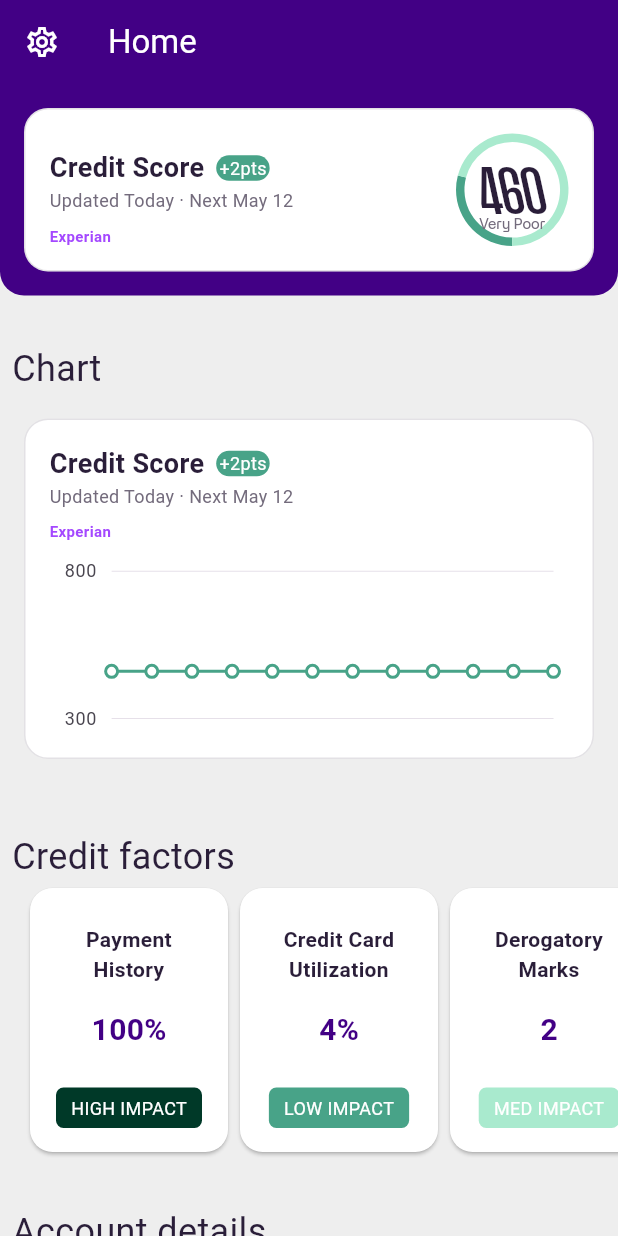
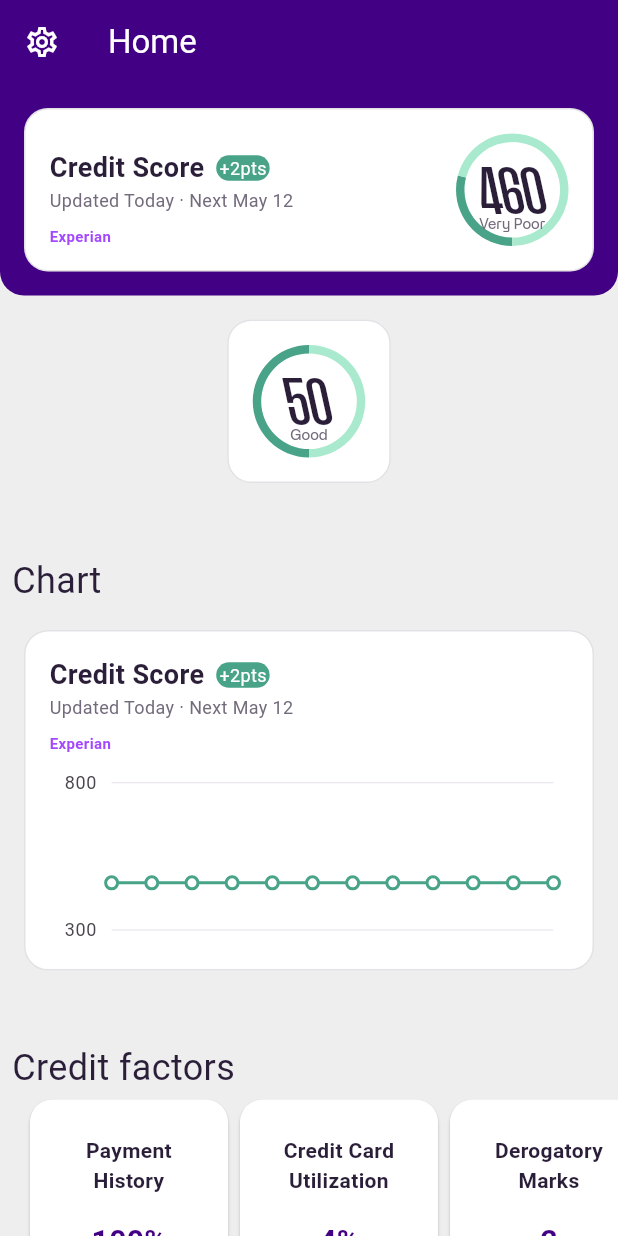
Before and after one commit to zizutg/meetava_pro, a Flutter app: the screen it shows after launch, on a phone screen of 412 x 824 dp. Run offline on Flutter 3.47's test engine with Material 3 defaults, Android fonts, the phone set to English and light mode, and no system bars; our stand-ins replace flutter_riverpod, go_router, riverpod_annotation, syncfusion_flutter_charts, syncfusion_flutter_sliders; missing offline and left inert: syncfusion_flutter_core; generated files the repository leaves out were written again.

Commit message:
Credit utilization in progress, doughnut series refactord

```diff
--- /dev/null
+++ b/lib/src/models/doughnut_series_model.dart
@@ -0,0 +1,8 @@
+class DoughnutSeriesModel {
+  final Map<String, int> seriesData;
+  final int minValue;
+  final int maxValue;
+
+  DoughnutSeriesModel(
+      {this.seriesData = const {'Good': 50},this.minValue = 0, this.maxValue = 100});
+}
--- a/lib/src/ui/screens/home_screen.dart
+++ b/lib/src/ui/screens/home_screen.dart
@@ -2,6 +2,7 @@ import 'package:flutter/material.dart';
 import 'package:flutter_riverpod/flutter_riverpod.dart';
 import 'package:meetava_pro/src/providers/credit_card_factor_provider.dart';
 import 'package:meetava_pro/src/ui/widgets/account_details_widget.dart';
+import 'package:meetava_pro/src/ui/widgets/credit_card_utilization.dart';
 import 'package:meetava_pro/src/ui/widgets/credit_factor_card.dart';
 import 'package:meetava_pro/src/ui/widgets/base_header.dart';
 import 'package:meetava_pro/src/ui/widgets/credit_score_widget.dart';
@@ -36,6 +37,7 @@ class MeetAvaHome extends ConsumerWidget {
           child: Column(
         children: [
           const BaseHeaderWidget(),
+          const CreditCardUtilization(),
           const SectionHeader(title: 'Chart'),
           const CreditScoreWidget(
             atBaseHeader: false,
--- /dev/null
+++ b/lib/src/ui/widgets/credit_card_utilization.dart
@@ -0,0 +1,17 @@
+import 'package:flutter/material.dart';
+import 'package:flutter_riverpod/flutter_riverpod.dart';
+import 'package:meetava_pro/src/ui/widgets/doughnut_series_widget.dart';
+import 'package:meetava_pro/src/ui/widgets/white_rounded_constainer.dart';
+import '../../models/doughnut_series_model.dart';
+
+class CreditCardUtilization extends ConsumerWidget {
+  const CreditCardUtilization({super.key});
+
+  @override
+  Widget build(BuildContext context, WidgetRef ref) {
+    return WhiteRoundedConstainer(
+        child: DoughnutSeriesWidget(
+      seriesModel: DoughnutSeriesModel(),
+    ));
+  }
+}
--- a/lib/src/ui/widgets/credit_score_widget.dart
+++ b/lib/src/ui/widgets/credit_score_widget.dart
@@ -1,6 +1,8 @@
 import 'package:flutter/material.dart';
 import 'package:flutter_riverpod/flutter_riverpod.dart';
+import 'package:meetava_pro/src/models/doughnut_series_model.dart';
 import 'package:meetava_pro/src/providers/credit_score_provider.dart';
+import 'package:meetava_pro/src/ui/widgets/doughnut_series_widget.dart';
 import 'package:meetava_pro/src/ui/widgets/white_rounded_constainer.dart';
 import 'package:meetava_pro/src/util/constants.dart';
 import 'package:syncfusion_flutter_charts/charts.dart';
@@ -18,7 +20,6 @@ class CreditScoreWidget extends ConsumerWidget {
   Widget build(BuildContext context, WidgetRef ref) {
     final creditScoreData = ref.watch(creditScoreNotifierProvider);
     final creditScoreNotifier = ref.read(creditScoreNotifierProvider.notifier);
-    creditScoreNotifier.getDescriptionAndScore();
 
     return WhiteRoundedConstainer(
         child: Column(
@@ -68,7 +69,13 @@ class CreditScoreWidget extends ConsumerWidget {
               ],
             ),
             const Expanded(child: AppGaps.vSmallGap),
-            if (atBaseHeader) const CircleScoreWidget(),
+            if (atBaseHeader)
+              DoughnutSeriesWidget(
+                seriesModel: DoughnutSeriesModel(
+                    seriesData: creditScoreNotifier.getDescriptionAndScore(),
+                    minValue: 300,
+                    maxValue: 850),
+              ),
           ],
         ),
         // Chart goes here
@@ -120,70 +127,3 @@ class YearlyChart extends ConsumerWidget {
     );
   }
 }
-
-class CircleScoreWidget extends ConsumerWidget {
-  const CircleScoreWidget({super.key});
-
-  @override
-  Widget build(BuildContext context, WidgetRef ref) {
-    final creditScoreNotifier = ref.read(creditScoreNotifierProvider.notifier);
-    final Map<String, int> radialChartData =
-        creditScoreNotifier.getDescriptionAndScore();
-
-    return SizedBox(
-      height: 75,
-      width: 75,
-      child: SfCircularChart(
-        margin: EdgeInsets.zero,
-        annotations: [
-          CircularChartAnnotation(
-            widget: RichText(
-              textAlign: TextAlign.center,
-              text: TextSpan(
-                text: '${radialChartData.values.first}\n',
-                style: AppTextStyles.displayMedium.copyWith(
-                  color: Palette.darkPurple,
-                  fontFamily: 'AtSlamCndTRIAL',
-                  fontSize: 45,
-                  fontWeight: FontWeight.w500,
-                ),
-                children: [
-                  TextSpan(
-                    text: '${radialChartData.keys.first}',
-                    style: AppTextStyles.bodySmall
-                        .copyWith(fontFamily: 'AtHaussAero', height: 0.5),
-                  ),
-                ],
-              ),
-            ),
-          ),
-        ],
-        series: <CircularSeries>[
-          DoughnutSeries<MapEntry<String, double>, String>(
-            radius: '100%',
-            innerRadius: '85%',
-            dataSource: _getChartData(radialChartData),
-            xValueMapper: (MapEntry<String, double> data, _) => data.key,
-            yValueMapper: (MapEntry<String, double> data, _) => data.value,
-            startAngle: 180, // Starts at 270 degrees
-            endAngle: 180 + 360,
-            // Adding a color to the points
-            pointColorMapper: (MapEntry<String, double> data, _) =>
-                data.key == 'Current' ? Palette.medGreen : Palette.lightGreen,
-          ),
-        ],
-      ),
-    );
-  }
-
-  // Generate chart data and compute the percentage
-  List<MapEntry<String, double>> _getChartData(Map<String, int> dataMap) {
-    int actualValue = dataMap.values.first;
-    double percentage = ((actualValue - 300) / (850 - 300)) * 100;
-    // Constructing data for filled and unfilled portions of the doughnut
-    return [
-      MapEntry('Current', percentage),
-      MapEntry('Remaining', 100 - percentage),
-    ];
-  }
-}
--- /dev/null
+++ b/lib/src/ui/widgets/doughnut_series_widget.dart
@@ -0,0 +1,72 @@
+import 'package:flutter/material.dart';
+import 'package:flutter_riverpod/flutter_riverpod.dart';
+import 'package:syncfusion_flutter_charts/charts.dart';
+import '../../models/doughnut_series_model.dart';
+import '../../util/constants.dart';
+import '../../util/color_palette.dart';
+
+class DoughnutSeriesWidget extends ConsumerWidget {
+  const DoughnutSeriesWidget(
+      {super.key, required this.seriesModel});
+
+  final DoughnutSeriesModel seriesModel;
+
+  @override
+  Widget build(BuildContext context, WidgetRef ref) {
+    return SizedBox(
+      height: 75,
+      width: 75,
+      child: SfCircularChart(
+        margin: EdgeInsets.zero,
+        annotations: [
+          CircularChartAnnotation(
+            widget: RichText(
+              textAlign: TextAlign.center,
+              text: TextSpan(
+                text: '${seriesModel.seriesData.values.first}\n',
+                style: AppTextStyles.displayMedium.copyWith(
+                  color: Palette.darkPurple,
+                  fontFamily: 'AtSlamCndTRIAL',
+                  fontSize: 45,
+                  fontWeight: FontWeight.w500,
+                ),
+                children: [
+                  TextSpan(
+                    text: seriesModel.seriesData.keys.first,
+                    style: AppTextStyles.bodySmall
+                        .copyWith(fontFamily: 'AtHaussAero', height: 0.5),
+                  ),
+                ],
+              ),
+            ),
+          ),
+        ],
+        series: <CircularSeries>[
+          DoughnutSeries<MapEntry<String, double>, String>(
+            radius: '100%',
+            innerRadius: '85%',
+            dataSource: _getChartData(seriesModel.seriesData, seriesModel.minValue, seriesModel.maxValue),
+            xValueMapper: (MapEntry<String, double> data, _) => data.key,
+            yValueMapper: (MapEntry<String, double> data, _) => data.value,
+            startAngle: 180, // Starts at 270 degrees
+            endAngle: 180 + 360,
+            // Adding a color to the points
+            pointColorMapper: (MapEntry<String, double> data, _) =>
+                data.key == 'Current' ? Palette.medGreen : Palette.lightGreen,
+          ),
+        ],
+      ),
+    );
+  }
+
+  // Generate chart data and compute the percentage
+  List<MapEntry<String, double>> _getChartData(Map<String, int> dataMap, int minValue, int maxValue) {
+    int actualValue = dataMap.values.first;
+    double percentage = ((actualValue - minValue) / (maxValue - minValue)) * 100;
+    // Constructing data for filled and unfilled portions of the doughnut
+    return [
+      MapEntry('Current', percentage),
+      MapEntry('Remaining', 100 - percentage),
+    ];
+  }
+}
```
